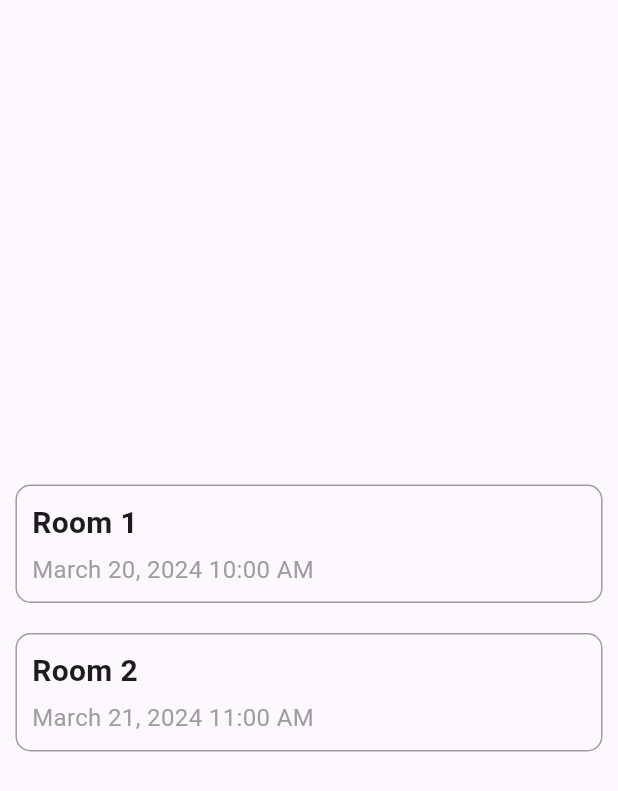
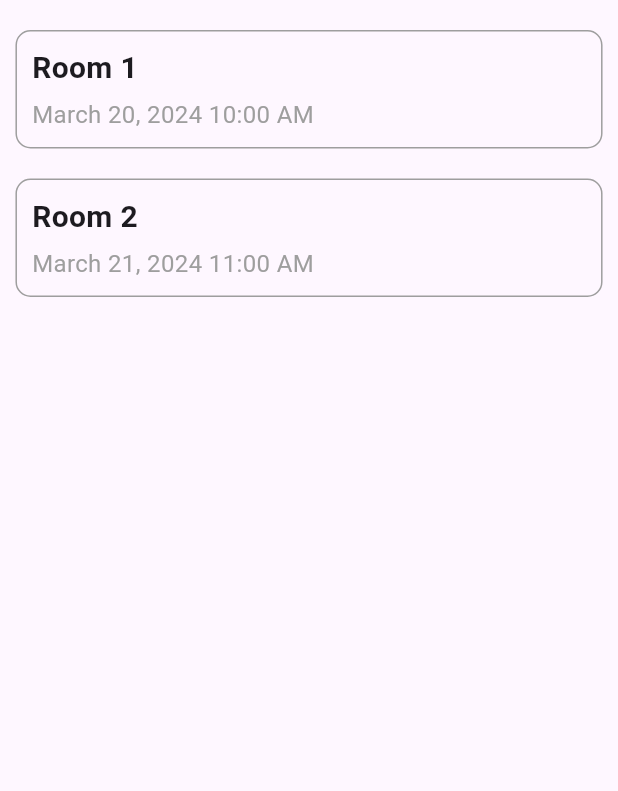
Before and after one commit to Xin-overclocked/Connections, a Flutter app: the HomeWidget screen opened directly, on a phone screen of 412 x 824 dp. Shown: the top 791 px of the screen. Run offline on Flutter 3.47's test engine with Material 3 defaults, Android fonts, the phone set to English and light mode, and no system bars; our stand-ins replace appinio_swiper, flutter_card_swiper.

Commit message:
draft room tile

```diff
--- a/lib/main.dart
+++ b/lib/main.dart
@@ -227,9 +227,27 @@ class _MyHomePageState extends State<MyHomePage> {
 class HomeWidget extends StatelessWidget {
   @override
   Widget build(BuildContext context) {
-    return Center(
+    return Scaffold(
+      // Maintain Scaffold for overall structure
+      body: Column(
+        // Use Column for vertical layout
+        children: [
+          // Title row (optional)
+          Container(
+            padding: EdgeInsets.fromLTRB(
+                20.0, 10.0, 20.0, 10.0), // Adjust padding as needed
+            child: Row(
+              mainAxisAlignment: MainAxisAlignment.spaceBetween,
+              children: [
+                // Add notification and profile icons here (optional)
+              ],
+            ),
+          ),
+          // Room list
+          Expanded(
+            // Use Expanded for flexible space
             child: Column(
-        mainAxisAlignment: MainAxisAlignment.center,
+              mainAxisAlignment: MainAxisAlignment.start, // Align at top
               children: [
                 // Room 1
                 RoomTile(
@@ -247,6 +265,9 @@ class HomeWidget extends StatelessWidget {
                   details: 'Details of Room 2',
                   width: MediaQuery.of(context).size.width *
                       0.95, // Set width to full width of the screen
+                ),
+              ],
+            ),
           ),
         ],
       ),
```
Lines whose indentation alone changed are shown as unchanged.
